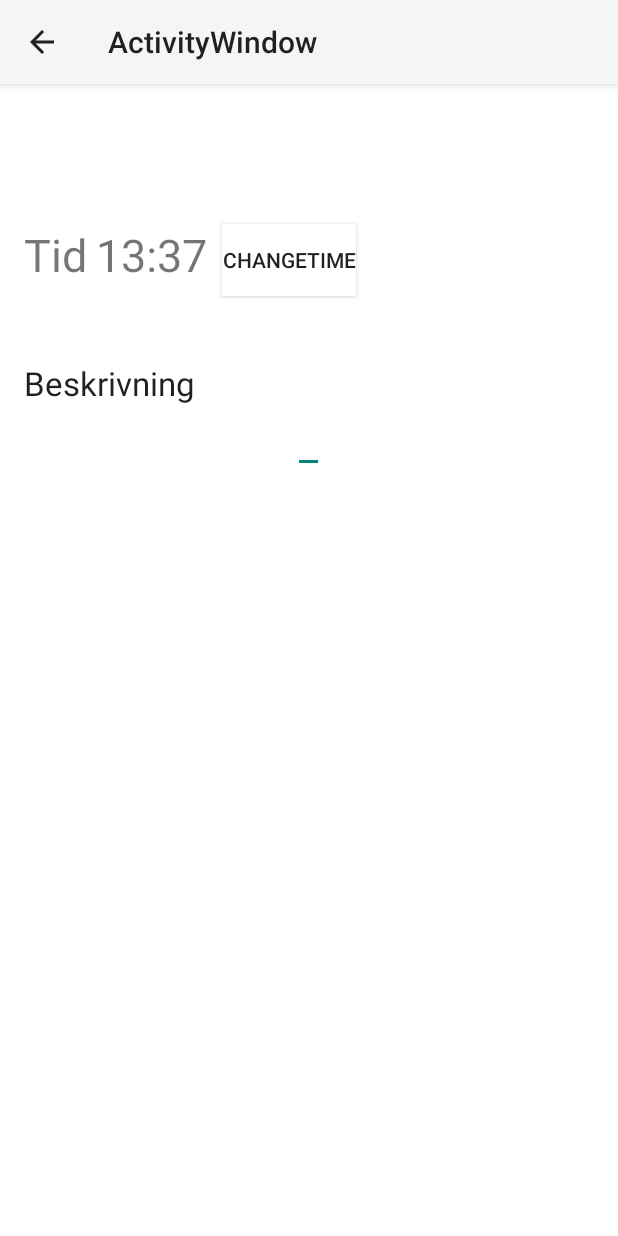
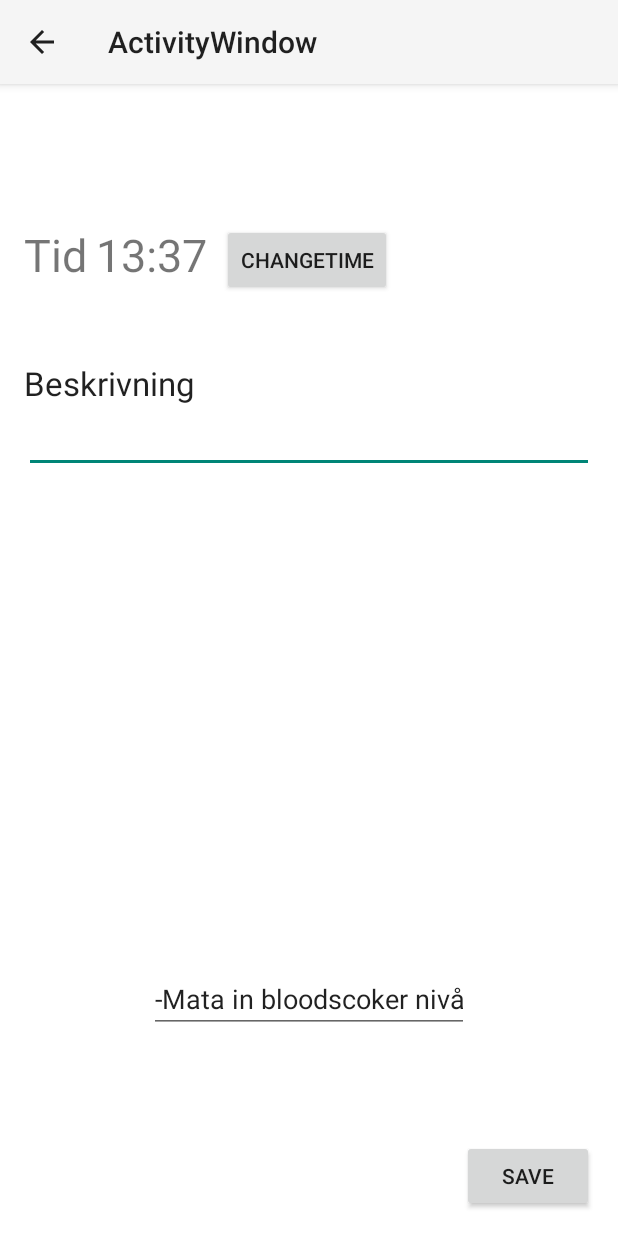
Before and after one commit to knattarna/DiabetesAppDev, an Android app: the ActivityWindow screen opened directly, with no data from a screen before it, on a phone screen of 412 x 824 dp. Run offline under Robolectric (Android 15) with nearby library versions, the phone set to English and light mode, and no system bars.

Commit message:
Fixat en Activity class till activity window den kan modiferas mer vid behov. Samt gjort en spara knapp som tar oss tillbacka. Måste fixa bloodsocker nivå window på ett bättre sätt så man inte behöver radera när man skriver samt beskrivning till någon fast storlek.

```diff
--- /dev/null
+++ b/app/src/main/java/com/knattarna/androidapp/diabetesappdev/app/Activity.java
@@ -0,0 +1,80 @@
+package com.knattarna.androidapp.diabetesappdev.app;
+
+/**
+ * Created by Jacob on 2014-11-20.
+ * Activity class med lite set och get funktioner för acitvity window
+ */
+public class Activity
+{
+    private String name;
+    //Kan göras till ett TIME objekt senare om vi vill
+    private int hour;
+    private int min;
+    private String info;
+    private double BloodSLevel;
+//Few constructors
+    public Activity() {
+        this.name = "Frukost";
+        this.hour = 13;
+        this.min = 37;
+        this.info = null;
+        BloodSLevel = 0;
+    }
+
+    public Activity(String name, int hour, int min) {
+        this.name = name;
+        this.hour = hour;
+        this.min = min;
+        this.info = null;
+        BloodSLevel = 0;
+    }
+
+    public Activity(String name, int hour, int min, String info) {
+        this.name = name;
+        this.hour = hour;
+        this.min = min;
+        this.info = info;
+        BloodSLevel = Double.parseDouble(null);
+    }
+    public Activity(String name, int hour, int min, String info, double bloodSLevel) {
+        this.name = name;
+        this.hour = hour;
+        this.min = min;
+        this.info = info;
+        BloodSLevel = bloodSLevel;
+    }
+    //Lite Getfunktioner
+    public String getName()
+    {
+        return this.name;
+    }
+
+    public int getHour()
+    {
+        return this.hour;
+    }
+
+    public int getMin() {
+        return min;
+    }
+
+    public String getInfo() {
+        return info;
+    }
+
+    public void setBloodSLevel(double bloodSLevel) {
+        BloodSLevel = bloodSLevel;
+    }
+
+    public void setInfo(String info) {
+        this.info = info;
+    }
+    public void setName(String name) {
+        this.name = name;
+    }
+    public void setTime(int hour, int min)
+    {
+        this.hour = hour;
+        this.min = min;
+    }
+}
--- a/app/src/main/java/com/knattarna/androidapp/diabetesappdev/app/ActivityWindow.java
+++ b/app/src/main/java/com/knattarna/androidapp/diabetesappdev/app/ActivityWindow.java
@@ -2,6 +2,7 @@ package com.knattarna.androidapp.diabetesappdev.app;
 
 import android.app.Dialog;
 import android.app.TimePickerDialog;
+import android.content.Intent;
 import android.support.v7.app.ActionBarActivity;
 import android.os.Bundle;
 import android.view.View;
@@ -10,17 +11,16 @@ import android.widget.TextView;
 import android.widget.TimePicker;
 import android.widget.Toast;
 
-import java.util.Calendar;
 
 
 public class ActivityWindow extends ActionBarActivity {
 
     /** Private members of the class */
     private TextView displayTime;
-    private Button pickTime;
 
-    private int pHour;
-    private int pMinute;
+    private Activity act = new Activity("Frukost", 13,37);
+    //private int pHour;
+    //private int pMinute;
     /** This integer will uniquely define the dialog to be used for displaying time picker.*/
     static final int TIME_DIALOG_ID = 0;
 
@@ -28,8 +28,7 @@ public class ActivityWindow extends ActionBarActivity {
     private TimePickerDialog.OnTimeSetListener mTimeSetListener =
             new TimePickerDialog.OnTimeSetListener() {
                 public void onTimeSet(TimePicker view, int hourOfDay, int minute) {
-                    pHour = hourOfDay;
-                    pMinute = minute;
+                    act.setTime(hourOfDay, minute);
                     updateDisplay();
                     displayToast();
                 }
@@ -39,8 +38,8 @@ public class ActivityWindow extends ActionBarActivity {
     private void updateDisplay() {
         displayTime.setText(
                 new StringBuilder()
-                        .append(pad(pHour)).append(":")
-                        .append(pad(pMinute)));
+                        .append(pad(act.getHour())).append(":")
+                        .append(pad(act.getMin())));
     }
 
     /** Displays a notification when the time is updated */
@@ -65,18 +64,27 @@ public class ActivityWindow extends ActionBarActivity {
 
         /** Capture our View elements */
         displayTime = (TextView) findViewById(R.id.textViewTimeDisplay);
-        pickTime = (Button) findViewById(R.id.buttonChangeTIme);
-
+        Button pickTime = (Button) findViewById(R.id.buttonChangeTIme);
+        Button SaveAct = (Button) findViewById(R.id.buttonSave);
         /** Listener for click event of the button */
         pickTime.setOnClickListener(new View.OnClickListener() {
             public void onClick(View v) {
                 showDialog(TIME_DIALOG_ID);
             }
         });
+        SaveAct.setOnClickListener(new View.OnClickListener() {
+
+
+            public void onClick(View v) {
+                Intent i= new Intent(ActivityWindow.this, MainActivity.class);
+
+                startActivity(i);
+            }
+        });
 
         /** Get the current time */
-        pHour = 13;
-        pMinute = 37;
+       // pHour = 13;
+       // pMinute = 37;
 
         /** Display the current time in the TextView */
         updateDisplay();
@@ -89,7 +97,7 @@ public class ActivityWindow extends ActionBarActivity {
         switch (id) {
             case TIME_DIALOG_ID:
                 return new TimePickerDialog(this,
-                        mTimeSetListener, pHour, pMinute, true);
+                        mTimeSetListener, act.getHour(), act.getMin(), true);
         }
         return null;
     }
--- a/app/src/main/res/layout/activity_activity_window.xml
+++ b/app/src/main/res/layout/activity_activity_window.xml
@@ -37,7 +37,6 @@
         android:layout_height="wrap_content"
         android:text="ChangeTime"
         android:id="@+id/buttonChangeTIme"
-        android:background="#ffffffff"
         android:layout_alignTop="@+id/textViewTimeDisplay"
         android:layout_toRightOf="@+id/textViewTimeDisplay"
         android:layout_toEndOf="@+id/textViewTimeDisplay" />
@@ -62,7 +61,31 @@
         android:layout_height="wrap_content"
         android:id="@+id/editText"
         android:layout_below="@+id/textViewInfo"
+        android:editable="true"
+        android:layout_alignParentLeft="true"
+        android:layout_alignParentStart="true"
+        android:layout_alignParentRight="true"
+        android:layout_alignParentEnd="true"
+        android:clickable="false" />
+
+    <EditText
+        android:layout_width="wrap_content"
+        android:layout_height="wrap_content"
+        android:inputType="number"
+        android:ems="10"
+        android:id="@+id/editText2"
+        android:layout_alignParentBottom="true"
         android:layout_centerHorizontal="true"
-        android:editable="true" />
+        android:layout_marginBottom="119dp"
+        android:text="-Mata in bloodscoker nivå-" />
+
+    <Button
+        android:layout_width="wrap_content"
+        android:layout_height="wrap_content"
+        android:text="Save"
+        android:id="@+id/buttonSave"
+        android:layout_alignParentBottom="true"
+        android:layout_alignParentRight="true"
+        android:layout_alignParentEnd="true"/>
 
 </RelativeLayout>
```
